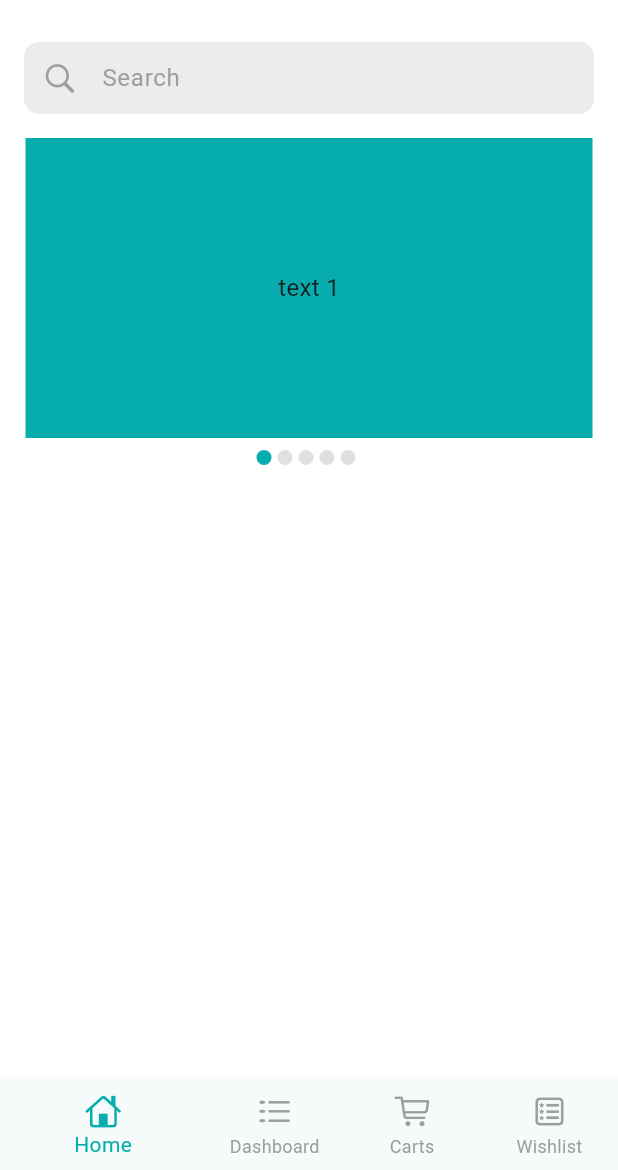
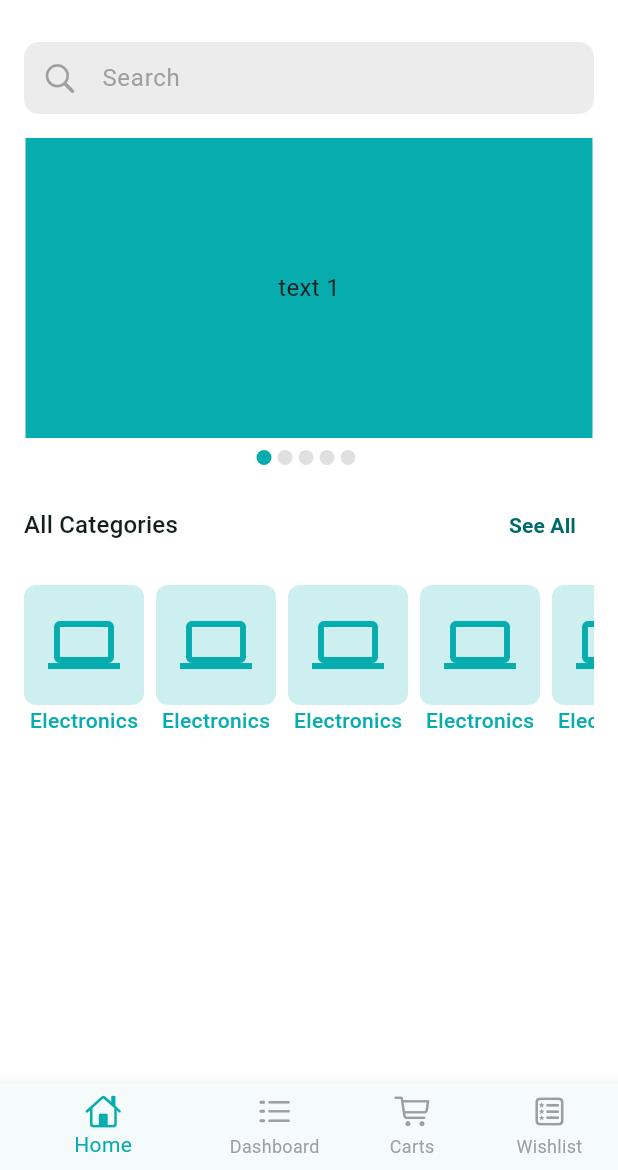
Before and after one commit to kdrbipul/ostad_14_ecommerce_project_crafty_bay, a Flutter app: the screen it shows after launch, on a phone screen of 412 x 824 dp, the part 66-1236 px from its top. Run offline on Flutter 3.47's test engine with Material 3 defaults, Android fonts, the phone set to English and light mode, and no system bars; drawn by our look-alikes of carousel_slider; our stand-ins replace email_validator, firebase_core, firebase_crashlytics, flutter_svg, pin_code_fields, shared_preferences; accounts and stored records are empty.

Commit message:
home category complete

```diff
--- a/lib/app/app_theme.dart
+++ b/lib/app/app_theme.dart
@@ -32,6 +32,7 @@ class AppTheme {
     ),
     textTheme: TextTheme(
       titleLarge: TextStyle(fontSize: 26, fontWeight: FontWeight.w600),
+      titleMedium: TextStyle(fontSize: 20, fontWeight: FontWeight.w600),
       labelLarge: TextStyle(color: Colors.grey, fontWeight: FontWeight.w500),
     ),
     inputDecorationTheme: _inputDecorationTheme,
--- a/lib/features/home/presentation/screens/home_screen.dart
+++ b/lib/features/home/presentation/screens/home_screen.dart
@@ -2,7 +2,9 @@ import 'package:flutter/material.dart';
 
 import '../widgets/home_app_bar.dart';
 import '../widgets/home_carousel_slider.dart';
+import '../widgets/home_category_section.dart';
 import '../widgets/product_search_bar.dart';
+import '../widgets/section_header.dart';
 
 class HomeScreen extends StatefulWidget {
   const HomeScreen({super.key});
@@ -18,12 +20,17 @@ class _HomeScreenState extends State<HomeScreen> {
       appBar: HomeAppBar(),
       body: Padding(
         padding: const .all(16),
-        child: SingleChildScrollView(child: Column(
-          spacing: 16,
-          children: [
-          ProductSearchBar(),
-          HomeCarouselSlider(),
-        ],)),
+        child: SingleChildScrollView(
+          child: Column(
+            spacing: 16,
+            children: [
+              ProductSearchBar(),
+              HomeCarouselSlider(),
+              SectionHeader(headerText: 'All Categories', onTapSeeAll: () {}),
+              HomeCategorySection(),
+            ],
+          ),
+        ),
       ),
     );
   }
--- a/lib/features/home/presentation/widgets/home_carousel_slider.dart
+++ b/lib/features/home/presentation/widgets/home_carousel_slider.dart
@@ -15,6 +15,7 @@ class _HomeCarouselSliderState extends State<HomeCarouselSlider> {
 
   @override
   Widget build(BuildContext context) {
+    final textTheme = TextTheme.of(context);
     return Column(
       spacing: 8,
       children: [
--- /dev/null
+++ b/lib/features/home/presentation/widgets/home_category_section.dart
@@ -0,0 +1,44 @@
+import 'package:flutter/material.dart';
+
+import '../../../../app/app_colors.dart';
+
+class HomeCategorySection extends StatelessWidget {
+  const HomeCategorySection({super.key});
+
+  @override
+  Widget build(BuildContext context) {
+    return SizedBox(
+      height: 150,
+      child: ListView.separated(
+        scrollDirection: .horizontal,
+        itemCount: 10,
+        itemBuilder: (context, index) {
+          return Column(
+            children: [
+              Container(
+                padding: .all(16),
+                decoration: BoxDecoration(
+                  color: AppColors.themeColor.withAlpha(50),
+                  borderRadius: .circular(8),
+                ),
+                child: Icon(
+                  Icons.computer,
+                  size: 48,
+                  color: AppColors.themeColor,
+                ),
+              ),
+              Text(
+                'Electronics',
+                style: TextStyle(
+                  fontWeight: FontWeight.w500,
+                  color: AppColors.themeColor,
+                ),
+              ),
+            ],
+          );
+        },
+        separatorBuilder: (_, _) => SizedBox(width: 8),
+      ),
+    );
+  }
+}
--- /dev/null
+++ b/lib/features/home/presentation/widgets/section_header.dart
@@ -0,0 +1,30 @@
+import 'package:flutter/material.dart';
+
+class SectionHeader extends StatelessWidget {
+  const SectionHeader({
+    super.key,
+    required this.headerText, required this.onTapSeeAll,
+  });
+
+
+  final String headerText;
+  final VoidCallback onTapSeeAll;
+
+  @override
+  Widget build(BuildContext context) {
+    final textTheme = TextTheme.of(context);
+    return Row(
+      mainAxisAlignment: .spaceBetween,
+      children: [
+        Text(headerText, style: textTheme.titleMedium),
+        TextButton(
+          onPressed: onTapSeeAll,
+          child: Text(
+            'See All',
+            style: TextStyle(fontWeight: FontWeight.w600),
+          ),
+        ),
+      ],
+    );
+  }
+}
```
